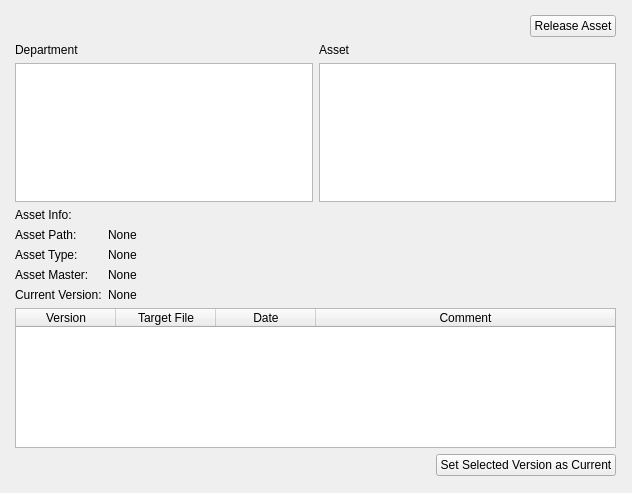
Before: the Qt Designer form scripts/PipelineManagementTools/gui/assetManager.ui in jw0z96/PipelineManagementTools, drawn with Qt 5.
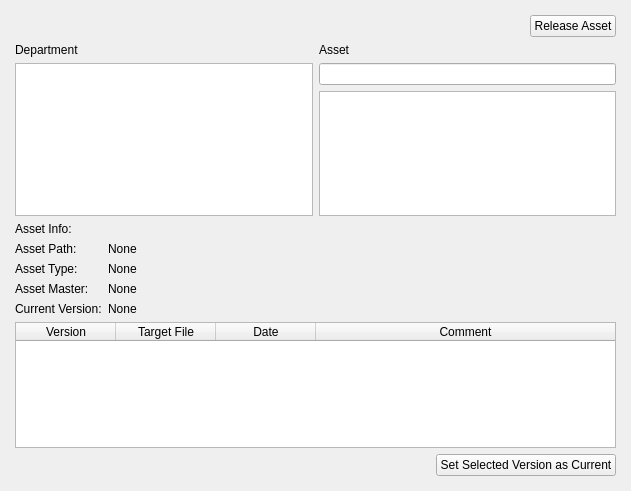
After: the same form once the commit is applied.

Commit message: added basic fuzzy search (seems to work ok but implementation is ugly)

Patch:
```diff
--- a/scripts/PipelineManagementTools/gui/assetManager.ui
+++ b/scripts/PipelineManagementTools/gui/assetManager.ui
@@ -6,8 +6,8 @@
    <rect>
     <x>0</x>
     <y>0</y>
-    <width>632</width>
-    <height>493</height>
+    <width>631</width>
+    <height>491</height>
    </rect>
   </property>
   <property name="sizePolicy">
@@ -67,16 +67,6 @@
     </item>
     <item>
      <layout class="QGridLayout" name="gridLayout">
-      <item row="1" column="1">
-       <widget class="QListWidget" name="assetListWidget"/>
-      </item>
-      <item row="0" column="0">
-       <widget class="QLabel" name="departmentLabel">
-        <property name="text">
-         <string>Department</string>
-        </property>
-       </widget>
-      </item>
       <item row="1" column="0">
        <widget class="QListWidget" name="departmentListWidget">
         <property name="toolTip">
@@ -84,6 +74,13 @@
         </property>
        </widget>
       </item>
+      <item row="0" column="0">
+       <widget class="QLabel" name="departmentLabel">
+        <property name="text">
+         <string>Department</string>
+        </property>
+       </widget>
+      </item>
       <item row="0" column="1">
        <widget class="QLabel" name="assetLabel">
         <property name="text">
@@ -91,6 +88,16 @@
         </property>
        </widget>
       </item>
+      <item row="1" column="1">
+       <layout class="QVBoxLayout" name="verticalLayout_3">
+        <item>
+         <widget class="QLineEdit" name="assetListFilterLineEdit"/>
+        </item>
+        <item>
+         <widget class="QListWidget" name="assetListWidget"/>
+        </item>
+       </layout>
+      </item>
      </layout>
     </item>
     <item>
```
The commit also changes 1 other file.
